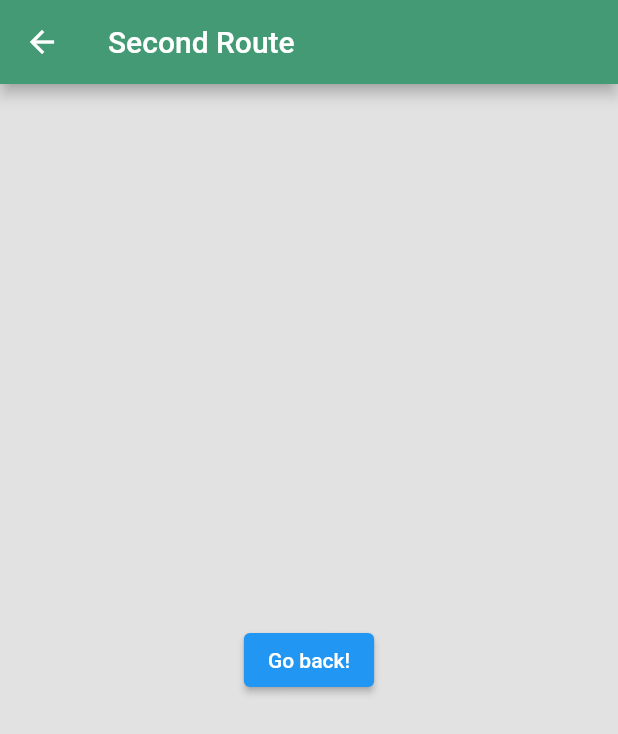
After one commit to tara-pogancev/flutter-plantify, a Flutter app: the screen it shows after launch, after a tap on "More", on a phone screen of 412 x 824 dp. The commit adds this screen. Shown: the top 734 px of the screen. Run offline on Flutter 3.47's test engine with Material 2 defaults, Android fonts, the phone set to English and light mode, and no system bars.

Commit message:
Page navigation

```diff
--- a/plantify/lib/main.dart
+++ b/plantify/lib/main.dart
@@ -15,8 +15,9 @@ class MyApp extends StatelessWidget {
       title: 'Plantify',
       theme: ThemeData(
         scaffoldBackgroundColor: kBackgroundColor,
-          primaryColor: kPrimaryColor,
-          textTheme: Theme.of(context).textTheme.apply(bodyColor: kTextColor)),
+        primaryColor: kPrimaryColor,
+        textTheme: Theme.of(context).textTheme.apply(bodyColor: kTextColor),
+      ),
       home: Homescreen(),
     );
   }
--- /dev/null
+++ b/plantify/lib/screens/details/details_screen.dart
@@ -0,0 +1,21 @@
+import 'package:flutter/cupertino.dart';
+import 'package:flutter/material.dart';
+
+class DetailsScreen extends StatelessWidget {
+  @override
+  Widget build(BuildContext context) {
+    return Scaffold(
+      appBar: AppBar(
+        title: Text("Second Route"),
+      ),
+      body: Center(
+        child: ElevatedButton(
+          onPressed: () {
+            Navigator.pop(context);
+          },
+          child: Text('Go back!'),
+        ),
+      ),
+    );
+  }
+}
--- a/plantify/lib/screens/home/components/body.dart
+++ b/plantify/lib/screens/home/components/body.dart
@@ -1,6 +1,7 @@
 import 'dart:ui';
 
 import 'package:flutter/material.dart';
+import 'package:plantify/screens/details/details_screen.dart';
 import 'package:plantify/screens/home/components/header_with_search_bar.dart';
 import 'package:plantify/screens/home/components/recommended_plant_card.dart';
 import 'package:plantify/screens/home/components/recommended_plants.dart';
--- a/plantify/lib/screens/home/components/recommended_plants.dart
+++ b/plantify/lib/screens/home/components/recommended_plants.dart
@@ -1,5 +1,6 @@
-
 import 'package:flutter/cupertino.dart';
+import 'package:flutter/material.dart';
+import 'package:plantify/screens/details/details_screen.dart';
 import 'package:plantify/screens/home/components/recommended_plant_card.dart';
 
 class RecommendedPlants extends StatelessWidget {
--- a/plantify/lib/screens/home/components/title_with_button.dart
+++ b/plantify/lib/screens/home/components/title_with_button.dart
@@ -1,5 +1,6 @@
 import 'package:flutter/cupertino.dart';
 import 'package:flutter/material.dart';
+import 'package:plantify/screens/details/details_screen.dart';
 import 'package:plantify/screens/home/components/title_with_underline.dart';
 
 import '../../../const.dart';
@@ -32,7 +33,12 @@ class TitleWithButton extends StatelessWidget {
                 ),
               ),
             ),
-            onPressed: press(),
+            onPressed: () {
+              Navigator.push(
+                context,
+                MaterialPageRoute(builder: (context) => DetailsScreen()),
+              );
+            },
             child: Text("More"),
           )
         ],
```
Also changed, not shown: 1 other file.
